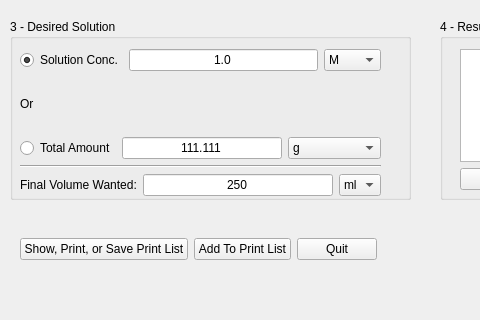
Before: the Qt Designer form mainwindow.ui in Chris-Baba/ChemCalc, drawn with Qt 5; both pictures show x 0 to 480 and y 250 to 570 of the 683 by 570 pixel window.
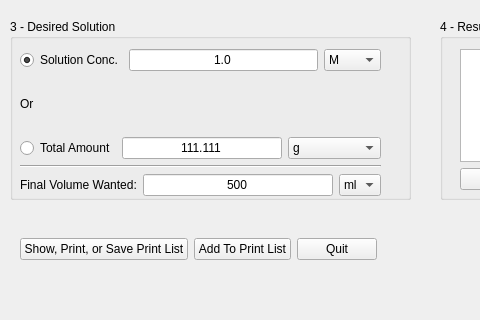
After: the same form once the commit is applied. Icons and pictures are not drawn.

Commit message: Added --verbose option.

The edit to the form file:
```diff
--- a/mainwindow.ui
+++ b/mainwindow.ui
@@ -308,7 +308,7 @@
         <item>
          <widget class="QLineEdit" name="lineEdit_DesiredVolume">
           <property name="text">
-           <string>250</string>
+           <string>500</string>
           </property>
           <property name="alignment">
            <set>Qt::AlignmentFlag::AlignCenter</set>
```
The commit also changes 2 other files.
